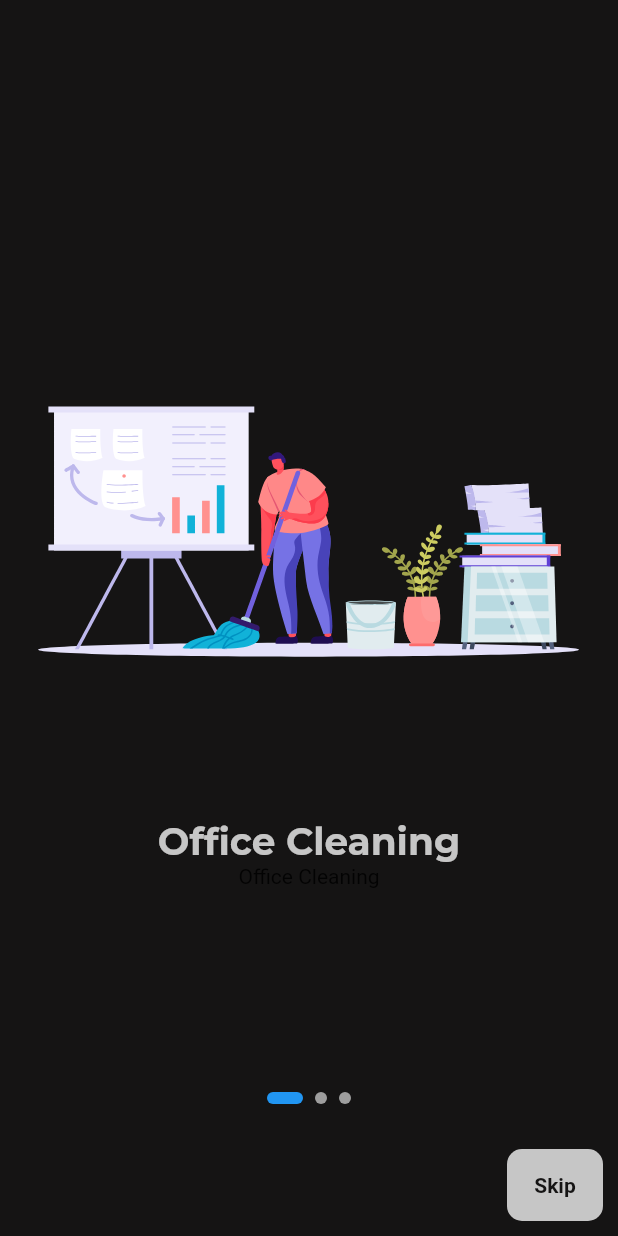
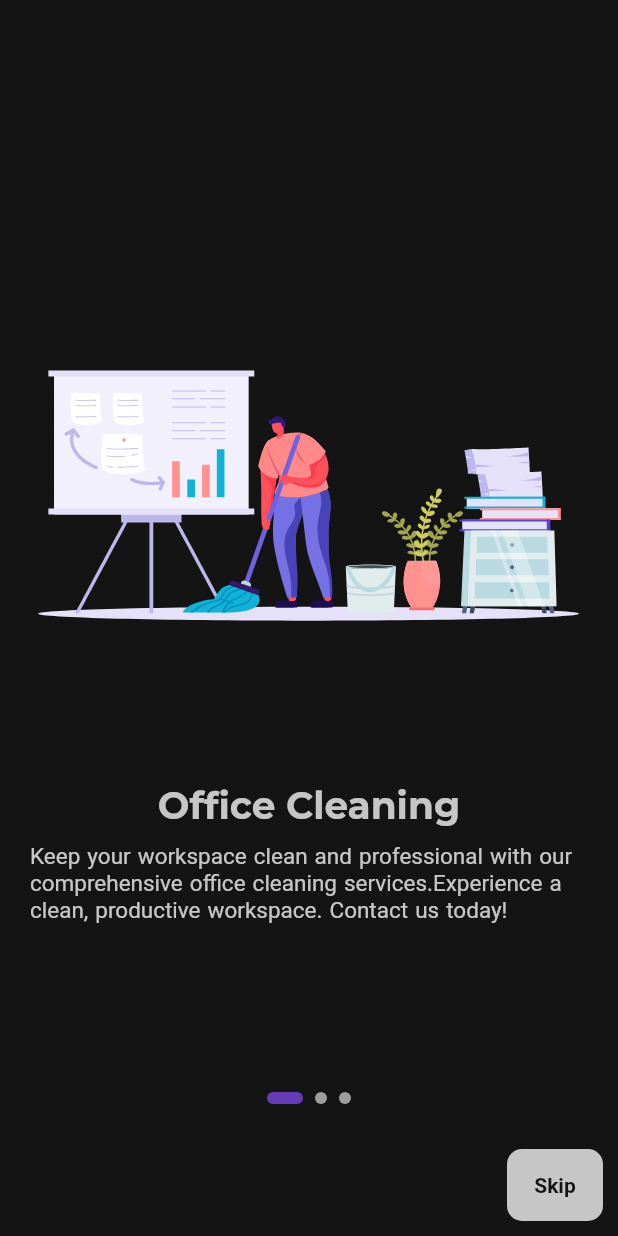
Before and after one commit to shahinshpbr10/mrclean, a Flutter app: the screen it shows after launch, on a phone screen of 412 x 824 dp. Run offline on Flutter 3.47's test engine with Material 2 defaults, Android fonts, the light colour scheme and no system bars; our stand-ins replace animated_text_kit, google_fonts, lottie, shared_preferences.

Commit message:
onboarding  screen created

```diff
--- a/lib/pages/onboarding_page.dart
+++ b/lib/pages/onboarding_page.dart
@@ -19,9 +19,9 @@ class _OnboardingScreenState extends State<OnboardingScreen> {
     'Car Cleaing'
   ];
   final List<String> imageHeadings = [
-    'Office Cleaning',
-    'House Cleaning',
-    'Car Cleaing'
+    'Keep your workspace clean and professional with our comprehensive office cleaning services.Experience a clean, productive workspace. Contact us today!',
+    'Are you tired of spending your precious free time cleaning your home? Let us take the burden off your shoulders with our top-notch house cleaning services. Our team of experienced and trusted cleaners is dedicated to making your home sparkle and shine',
+    'Experience a clean, productive workspace. Contact us today!.Revitalize your ride with our expert car cleaning services.Drive in style with a sparkling clean car. Book your appointment now!'
   ];
 
   @override
@@ -54,32 +54,32 @@ class _OnboardingScreenState extends State<OnboardingScreen> {
             children: [
               for (int i = 0; i < descriptions.length; i++)
                 AnimatedContainer(
-                  duration: Duration(milliseconds: 300),
+                  duration: const Duration(milliseconds: 300),
                   height: 8,
                   width: i == _currentPage ? 24 : 8,
-                  margin: EdgeInsets.symmetric(horizontal: 4),
+                  margin: const EdgeInsets.symmetric(horizontal: 4),
                   decoration: BoxDecoration(
-                    color: i == _currentPage ? Colors.blue : Colors.grey,
+                    color: i == _currentPage ? Colors.deepPurple : Colors.grey,
                     borderRadius: BorderRadius.circular(4),
                   ),
                 ),
             ],
           ),
-          SizedBox(
+          const SizedBox(
             height: 30,
           ),
           Row(
             mainAxisAlignment: MainAxisAlignment.end,
             children: [
               Container(
-                margin: EdgeInsets.only(right: 10),
+                margin: const EdgeInsets.only(right: 10),
                 decoration: BoxDecoration(
                     borderRadius: BorderRadius.circular(10),
                     color: mainTextcolor),
                 child: TextButton(
                   onPressed: () {
                     Navigator.of(context).pushReplacement(
-                        MaterialPageRoute(builder: (_) => HomePage()));
+                        MaterialPageRoute(builder: (_) => const HomePage()));
                   },
                   child: const Text('Skip',
                       style: TextStyle(
@@ -88,7 +88,7 @@ class _OnboardingScreenState extends State<OnboardingScreen> {
               ),
             ],
           ),
-          SizedBox(
+          const SizedBox(
             height: 10,
           )
         ],
@@ -112,15 +112,28 @@ class OnboardingPage extends StatelessWidget {
     return Column(
       mainAxisAlignment: MainAxisAlignment.center,
       children: [
-        Lottie.asset(imageAsset, width: 400, height: 400),
-        SizedBox(height: 10),
+        Center(child: Lottie.asset(imageAsset, width: 400, height: 400)),
+        const SizedBox(height: 10),
         Text(
           description,
+          textAlign: TextAlign.start,
           style: GoogleFonts.montserrat(
               fontSize: 25, color: mainTextcolor, fontWeight: FontWeight.bold),
-          textAlign: TextAlign.center,
         ),
-        Text(imageHeading)
+        const SizedBox(
+          height: 10,
+        ),
+        Center(
+          child: Padding(
+            padding: const EdgeInsets.only(right: 20, left: 20),
+            child: Text(
+              imageHeading,
+              style: const TextStyle(
+                  color: mainTextcolor, fontSize: 15, wordSpacing: 1),
+              textAlign: TextAlign.left,
+            ),
+          ),
+        )
       ],
     );
   }
```
